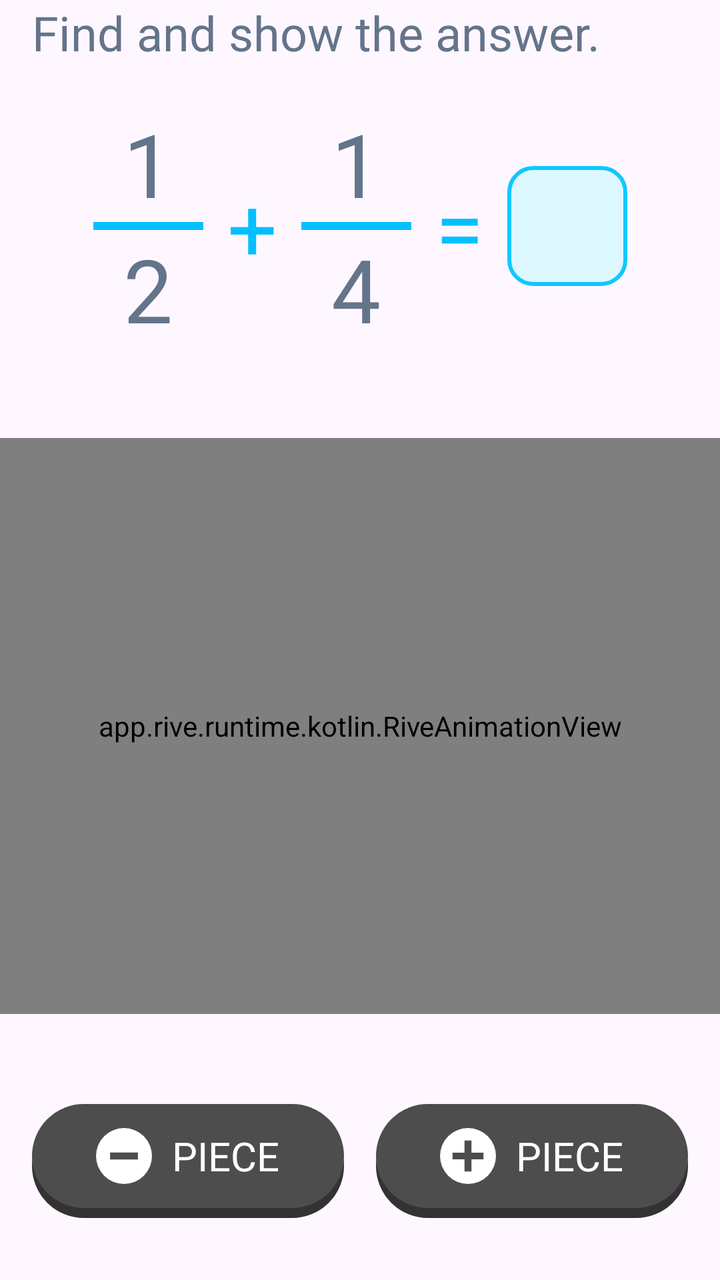
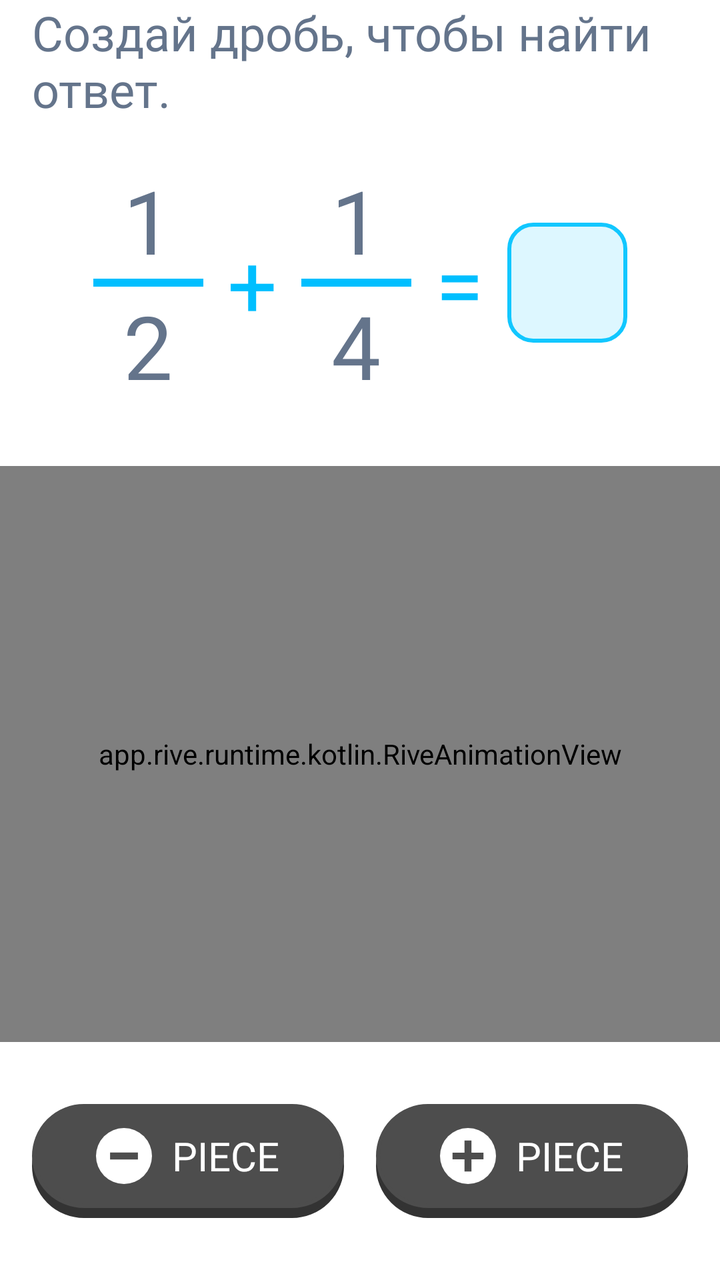

The first picture is an Android layout as it rendered before a commit; the second is the same layout after the commit. The layout source and the unified diff follow.
<!-- AndroidManifest.xml: application theme Theme.Tetragon -->
<!-- res/layout/fragment_ui_fraction_arithmetics.xml -->
<?xml version="1.0" encoding="utf-8"?>
<androidx.constraintlayout.widget.ConstraintLayout xmlns:android="http://schemas.android.com/apk/res/android"
    xmlns:app="http://schemas.android.com/apk/res-auto"
    xmlns:tools="http://schemas.android.com/tools"
    android:layout_width="match_parent"
    android:layout_height="match_parent"
    tools:context=".questions.questionMathFourthGrade.fourthTopic.UiFractionArithmeticsFragment">

    <TextView
        android:id="@+id/questionText"
        android:layout_width="0dp"
        android:layout_height="wrap_content"
        android:layout_marginStart="16dp"
        android:layout_marginEnd="16dp"
        android:fontFamily="@font/inter_semibold"
        android:text="Find and show the answer."
        android:textColor="@color/text_color"
        android:textSize="24sp"
        app:layout_constraintEnd_toEndOf="parent"
        app:layout_constraintStart_toStartOf="parent"
        app:layout_constraintTop_toTopOf="parent" />

    <LinearLayout
        android:id="@+id/fractionProblemContainer"
        android:layout_width="wrap_content"
        android:layout_height="wrap_content"
        android:layout_marginTop="20dp"
        android:gravity="center_vertical"
        android:orientation="horizontal"
        app:layout_constraintEnd_toEndOf="parent"
        app:layout_constraintStart_toStartOf="parent"
        app:layout_constraintTop_toBottomOf="@id/questionText">

        <LinearLayout
            android:layout_width="wrap_content"
            android:layout_height="wrap_content"
            android:gravity="center"
            android:orientation="vertical">
            <TextView
                android:id="@+id/tvNum1"
                android:layout_width="wrap_content"
                android:layout_height="wrap_content"
                android:fontFamily="@font/inter_semibold"
                android:text="1"
                android:textColor="@color/text_color"
                android:textSize="44sp" />
            <View
                android:layout_width="55dp"
                android:layout_height="4dp"
                android:background="#00BFFF" />
            <TextView
                android:id="@+id/tvDenom1"
                android:layout_width="wrap_content"
                android:layout_height="wrap_content"
                android:fontFamily="@font/inter_semibold"
                android:text="2"
                android:textColor="@color/text_color"
                android:textSize="44sp" />
        </LinearLayout>

        <TextView
            android:id="@+id/tvOperator"
            android:layout_width="wrap_content"
            android:layout_height="wrap_content"
            android:layout_marginHorizontal="12dp"
            android:fontFamily="@font/inter_semibold"
            android:text="+"
            android:textColor="#00BFFF"
            android:textSize="44sp" />

        <LinearLayout
            android:layout_width="wrap_content"
            android:layout_height="wrap_content"
            android:gravity="center"
            android:orientation="vertical">
            <TextView
                android:id="@+id/tvNum2"
                android:layout_width="wrap_content"
                android:layout_height="wrap_content"
                android:fontFamily="@font/inter_semibold"
                android:text="1"
                android:textColor="@color/text_color"
                android:textSize="44sp" />
            <View
                android:layout_width="55dp"
                android:layout_height="4dp"
                android:background="#00BFFF" />
            <TextView
                android:id="@+id/tvDenom2"
                android:layout_width="wrap_content"
                android:layout_height="wrap_content"
                android:fontFamily="@font/inter_semibold"
                android:text="4"
                android:textColor="@color/text_color"
                android:textSize="44sp" />
        </LinearLayout>

        <TextView
            android:layout_width="wrap_content"
            android:layout_height="wrap_content"
            android:layout_marginHorizontal="12dp"
            android:fontFamily="@font/inter_semibold"
            android:text="="
            android:textColor="#00BFFF"
            android:textSize="44sp" />

        <FrameLayout
            android:id="@+id/frameResult"
            android:layout_width="60dp"
            android:layout_height="60dp"
            android:clickable="true"
            android:focusable="true">

            <ImageView
                android:id="@+id/ivBoxResult"
                android:layout_width="match_parent"
                android:layout_height="match_parent"
                android:contentDescription="Result box"
                android:src="@drawable/answer_blue_box" />
        </FrameLayout>
    </LinearLayout>

    <app.rive.runtime.kotlin.RiveAnimationView
        android:id="@+id/fraction"
        android:layout_width="0dp"
        android:layout_height="0dp"
        app:layout_constraintBottom_toTopOf="@id/bottomButtonContainer"
        app:layout_constraintEnd_toEndOf="parent"
        app:layout_constraintHeight_percent="0.45"
        app:layout_constraintStart_toStartOf="parent"
        app:layout_constraintTop_toBottomOf="@id/fractionProblemContainer"
        app:layout_constraintWidth_max="420dp"
        app:riveAlignment="CENTER"
        app:riveFit="CONTAIN"
        app:riveResource="@raw/fraction"
        app:riveStateMachine="State Machine 1" />

    <View
        android:id="@+id/animationOverlay"
        android:layout_width="0dp"
        android:layout_height="0dp"
        android:clickable="true"
        android:focusable="true"
        android:visibility="gone"
        app:layout_constraintBottom_toBottomOf="@id/fraction"
        app:layout_constraintEnd_toEndOf="@id/fraction"
        app:layout_constraintStart_toStartOf="@id/fraction"
        app:layout_constraintTop_toTopOf="@id/fraction" />

    <LinearLayout
        android:id="@+id/bottomButtonContainer"
        android:layout_width="match_parent"
        android:layout_height="wrap_content"
        android:layout_marginBottom="24dp"
        android:clipChildren="false"
        android:clipToPadding="false"
        android:orientation="horizontal"
        android:paddingStart="16dp"
        android:paddingEnd="16dp"
        android:paddingBottom="12dp"
        android:weightSum="2"
        app:layout_constraintBottom_toBottomOf="parent">

        <FrameLayout
            android:layout_width="0dp"
            android:layout_height="wrap_content"
            android:layout_marginEnd="8dp"
            android:layout_weight="1"
            android:clipChildren="false"
            android:clipToPadding="false">

            <FrameLayout
                android:id="@+id/minus_enabled_container"
                android:layout_width="match_parent"
                android:layout_height="wrap_content">
                <View
                    android:id="@+id/minus_btn_back"
                    android:layout_width="match_parent"
                    android:layout_height="52dp"
                    android:background="@drawable/custom_button"
                    android:backgroundTint="@color/black_2"
                    android:translationY="5dp" />
                <LinearLayout
                    android:id="@+id/minus_btn"
                    android:layout_width="match_parent"
                    android:layout_height="52dp"
                    android:background="@drawable/custom_button"
                    android:backgroundTint="@color/black_3"
                    android:clickable="true"
                    android:focusable="true"
                    android:gravity="center"
                    android:orientation="horizontal"
                    android:stateListAnimator="@drawable/button_animator">
                    <ImageView
                        android:layout_width="28dp"
                        android:layout_height="28dp"
                        android:src="@drawable/ic_minus_icon" />
                    <TextView
                        android:layout_width="wrap_content"
                        android:layout_height="wrap_content"
                        android:layout_marginStart="10dp"
                        android:fontFamily="@font/inter_semibold"
                        android:text="PIECE"
                        android:textColor="@color/white"
                        android:textSize="20sp" />
                </LinearLayout>
            </FrameLayout>

            <FrameLayout
                android:id="@+id/minus_disabled_container"
                android:layout_width="match_parent"
                android:layout_height="wrap_content"
                android:visibility="gone">
                <View
                    android:layout_width="match_parent"
                    android:layout_height="52dp"
                    android:background="@drawable/custom_button"
                    android:backgroundTint="@color/gray_2"
                    android:translationY="5dp" />
                <LinearLayout
                    android:layout_width="match_parent"
                    android:layout_height="52dp"
                    android:background="@drawable/custom_button"
                    android:backgroundTint="@color/gray_2"
                    android:gravity="center"
                    android:orientation="horizontal"
                    android:translationY="5dp">
                    <ImageView
                        android:layout_width="28dp"
                        android:layout_height="28dp"
                        android:src="@drawable/ic_disabled_minus_icon" />
                    <TextView
                        android:layout_width="wrap_content"
                        android:layout_height="wrap_content"
                        android:layout_marginStart="10dp"
                        android:fontFamily="@font/inter_semibold"
                        android:text="PIECE"
                        android:textColor="@color/gray_1"
                        android:textSize="20sp" />
                </LinearLayout>
            </FrameLayout>
        </FrameLayout>

        <FrameLayout
            android:layout_width="0dp"
            android:layout_height="wrap_content"
            android:layout_marginStart="8dp"
            android:layout_weight="1"
            android:clipChildren="false"
            android:clipToPadding="false">

            <FrameLayout
                android:id="@+id/add_enabled_container"
                android:layout_width="match_parent"
                android:layout_height="wrap_content">
                <View
                    android:id="@+id/add_btn_back"
                    android:layout_width="match_parent"
                    android:layout_height="52dp"
                    android:background="@drawable/custom_button"
                    android:backgroundTint="@color/black_2"
                    android:translationY="5dp" />
                <LinearLayout
                    android:id="@+id/add_btn"
                    android:layout_width="match_parent"
                    android:layout_height="52dp"
                    android:background="@drawable/custom_button"
                    android:backgroundTint="@color/black_3"
                    android:clickable="true"
                    android:focusable="true"
                    android:gravity="center"
                    android:orientation="horizontal"
                    android:stateListAnimator="@drawable/button_animator">
                    <ImageView
                        android:layout_width="28dp"
                        android:layout_height="28dp"
                        android:src="@drawable/ic_add_icon" />
                    <TextView
                        android:layout_width="wrap_content"
                        android:layout_height="wrap_content"
                        android:layout_marginStart="10dp"
                        android:fontFamily="@font/inter_semibold"
                        android:text="PIECE"
                        android:textColor="@color/white"
                        android:textSize="20sp" />
                </LinearLayout>
            </FrameLayout>

            <FrameLayout
                android:id="@+id/add_disabled_container"
                android:layout_width="match_parent"
                android:layout_height="wrap_content"
                android:visibility="gone">
                <View
                    android:layout_width="match_parent"
                    android:layout_height="52dp"
                    android:background="@drawable/custom_button"
                    android:backgroundTint="@color/gray_2"
                    android:translationY="5dp" />
                <LinearLayout
                    android:layout_width="match_parent"
                    android:layout_height="52dp"
                    android:background="@drawable/custom_button"
                    android:backgroundTint="@color/gray_2"
                    android:gravity="center"
                    android:orientation="horizontal"
                    android:translationY="5dp">
                    <ImageView
                        android:layout_width="28dp"
                        android:layout_height="28dp"
                        android:src="@drawable/ic_disabled_add_icon" />
                    <TextView
                        android:layout_width="wrap_content"
                        android:layout_height="wrap_content"
                        android:layout_marginStart="10dp"
                        android:fontFamily="@font/inter_semibold"
                        android:text="PIECE"
                        android:textColor="@color/gray_1"
                        android:textSize="20sp" />
                </LinearLayout>
            </FrameLayout>
        </FrameLayout>
    </LinearLayout>

</androidx.constraintlayout.widget.ConstraintLayout>
<!-- resources referenced by this layout -->
<resources>
  <color name="black_2">#333333</color>
  <color name="black_3">#4d4d4d</color>
  <color name="gray_1">#A5A5A5</color>
  <color name="gray_2">#E5E5E5</color>
  <color name="text_color">#64748b</color>
  <color name="white">#FFFFFFFF</color>
  <!-- drawable answer_blue_box (drawable) -->
  <?xml version="1.0" encoding="utf-8"?>
  <shape xmlns:android="http://schemas.android.com/apk/res/android"
      android:shape="rectangle">
      <solid android:color="@color/blue_4"/>
      <stroke android:color="@color/blue_2"
          android:width="2dp"/>
      <corners android:radius="12dp"/>
  </shape>
  <!-- drawable custom_button (drawable) -->
  <?xml version="1.0" encoding="utf-8"?>
  <shape xmlns:android="http://schemas.android.com/apk/res/android"
      android:shape="rectangle">
      <solid android:color="#ffffff"/>
      <stroke android:color="#e5e5e5"
          android:width="2dp"/>
      <corners android:radius="100dp"/>
  </shape>
  <!-- drawable ic_add_icon (drawable) -->
  <vector xmlns:android="http://schemas.android.com/apk/res/android"
      android:width="28dp"
      android:height="28dp"
      android:viewportWidth="28"
      android:viewportHeight="28">
    <path
        android:pathData="M14,14m-14,0a14,14 0,1 1,28 0a14,14 0,1 1,-28 0"
        android:fillColor="#fff"/>
    <path
        android:pathData="M6.26,15.63v-3.28h15.48v3.28H6.26ZM12.25,21.75V6.25h3.48v15.5h-3.48Z"
        android:fillColor="#4d4d4d"/>
  </vector>
  <!-- drawable ic_disabled_add_icon (drawable) -->
  <vector xmlns:android="http://schemas.android.com/apk/res/android"
      android:width="28dp"
      android:height="28dp"
      android:viewportWidth="28"
      android:viewportHeight="28">
    <path
        android:pathData="M14,14m-14,0a14,14 0,1 1,28 0a14,14 0,1 1,-28 0"
        android:fillColor="@color/gray_1"/>
    <path
        android:pathData="M6.26,15.63v-3.28h15.48v3.28H6.26ZM12.25,21.75V6.25h3.48v15.5h-3.48Z"
        android:fillColor="@color/gray_2"/>
  </vector>
  <!-- drawable ic_disabled_minus_icon (drawable) -->
  <vector xmlns:android="http://schemas.android.com/apk/res/android"
      android:width="28dp"
      android:height="28dp"
      android:viewportWidth="31.47"
      android:viewportHeight="31.47">
    <path
        android:pathData="M15.73,15.73m-15.73,0a15.73,15.73 0,1 1,31.46 0a15.73,15.73 0,1 1,-31.46 0"
        android:fillColor="@color/gray_1"/>
    <path
        android:pathData="M23.56,13.73v4.01H7.91v-4.01h15.65Z"
        android:fillColor="@color/gray_2"/>
  </vector>
  <!-- drawable ic_minus_icon (drawable) -->
  <vector xmlns:android="http://schemas.android.com/apk/res/android"
      android:width="28dp"
      android:height="28dp"
      android:viewportWidth="31.47"
      android:viewportHeight="31.47">
    <path
        android:pathData="M15.73,15.73m-15.73,0a15.73,15.73 0,1 1,31.46 0a15.73,15.73 0,1 1,-31.46 0"
        android:fillColor="#fff"/>
    <path
        android:pathData="M23.56,13.73v4.01H7.91v-4.01h15.65Z"
        android:fillColor="#4d4d4d"/>
  </vector>
  <style name="Theme.Tetragon" parent="Base.Theme.Tetragon" />
  <color name="blue_4">#DDF7FF</color>
  <color name="blue_2">#11C7FF</color>
  <style name="Base.Theme.Tetragon" parent="Theme.Material3.DayNight.NoActionBar">
          
          
          <item name="android:statusBarColor">@color/white</item>
          <item name="android:navigationBarColor">@color/white</item>
          
          <item name="android:windowLightStatusBar">true</item>
      </style>
  <!-- unchanged entries left out for length: 1 -->
</resources>

<!-- the commit's change to res/layout/fragment_ui_fraction_arithmetics.xml (unified diff, before → after) -->
@@ -13,7 +13,7 @@
         android:layout_marginStart="16dp"
         android:layout_marginEnd="16dp"
         android:fontFamily="@font/inter_semibold"
-        android:text="Find and show the answer."
+        android:text="@string/title_fraction_arithmetics"
         android:textColor="@color/text_color"
         android:textSize="24sp"
         app:layout_constraintEnd_toEndOf="parent"
@@ -200,7 +200,7 @@
                         android:layout_height="wrap_content"
                         android:layout_marginStart="10dp"
                         android:fontFamily="@font/inter_semibold"
-                        android:text="PIECE"
+                        android:text="@string/piece"
                         android:textColor="@color/white"
                         android:textSize="20sp" />
                 </LinearLayout>
@@ -234,7 +234,7 @@
                         android:layout_height="wrap_content"
                         android:layout_marginStart="10dp"
                         android:fontFamily="@font/inter_semibold"
-                        android:text="PIECE"
+                        android:text="@string/piece"
                         android:textColor="@color/gray_1"
                         android:textSize="20sp" />
                 </LinearLayout>
@@ -280,7 +280,7 @@
                         android:layout_height="wrap_content"
                         android:layout_marginStart="10dp"
                         android:fontFamily="@font/inter_semibold"
-                        android:text="PIECE"
+                        android:text="@string/piece"
                         android:textColor="@color/white"
                         android:textSize="20sp" />
                 </LinearLayout>
@@ -314,7 +314,7 @@
                         android:layout_height="wrap_content"
                         android:layout_marginStart="10dp"
                         android:fontFamily="@font/inter_semibold"
-                        android:text="PIECE"
+                        android:text="@string/piece"
                         android:textColor="@color/gray_1"
                         android:textSize="20sp" />
                 </LinearLayout>
<!-- resource entries referenced after the edit -->
@@ -76,16 +76,20 @@
         android:pathData="M23.56,13.73v4.01H7.91v-4.01h15.65Z"
         android:fillColor="#4d4d4d"/>
   </vector>
+  <string name="piece">PIECE</string>
+  <string name="title_fraction_arithmetics">Создай дробь, чтобы найти ответ.</string>
   <style name="Theme.Tetragon" parent="Base.Theme.Tetragon" />
   <color name="blue_4">#DDF7FF</color>
   <color name="blue_2">#11C7FF</color>
   <style name="Base.Theme.Tetragon" parent="Theme.Material3.DayNight.NoActionBar">
-          
-          
           <item name="android:statusBarColor">@color/white</item>
           <item name="android:navigationBarColor">@color/white</item>
-          
           <item name="android:windowLightStatusBar">true</item>
+  
+          <item name="android:windowBackground">@color/white</item>
+          <item name="android:colorBackground">@color/white</item>
+  
+          <item name="android:windowIsTranslucent">false</item>
       </style>
   <!-- unchanged entries left out for length: 1 -->
 </resources>
